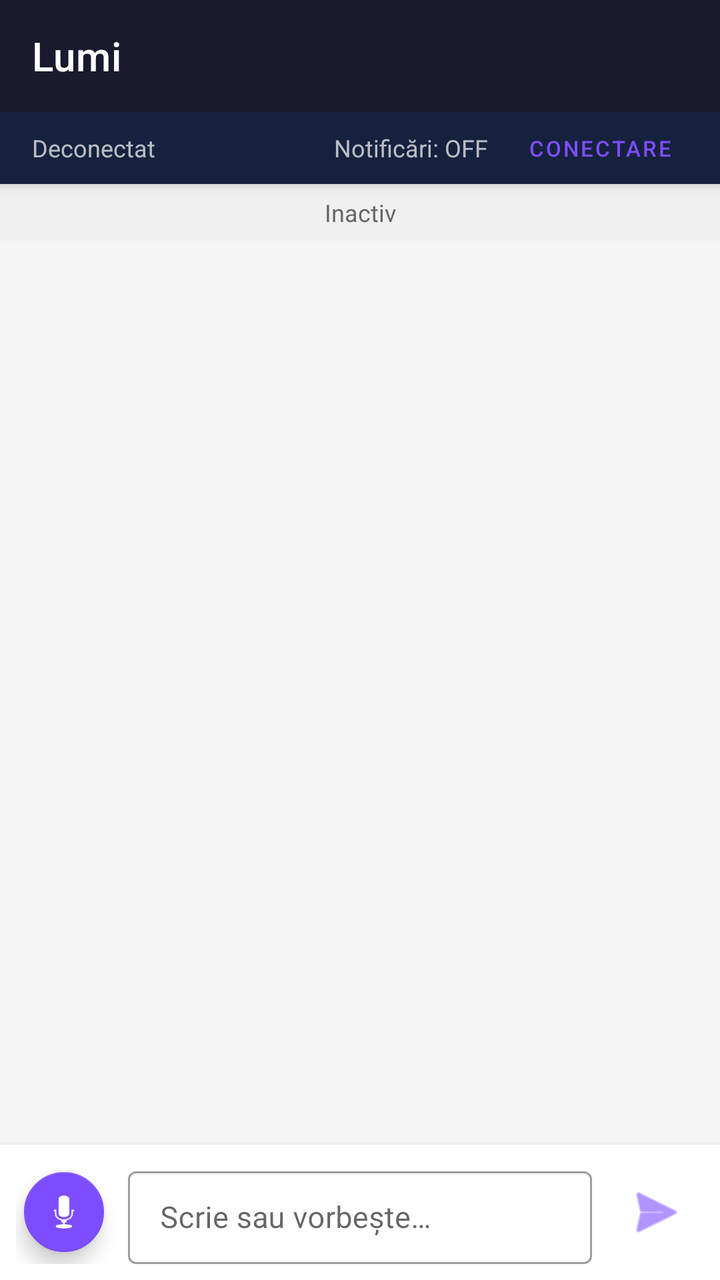
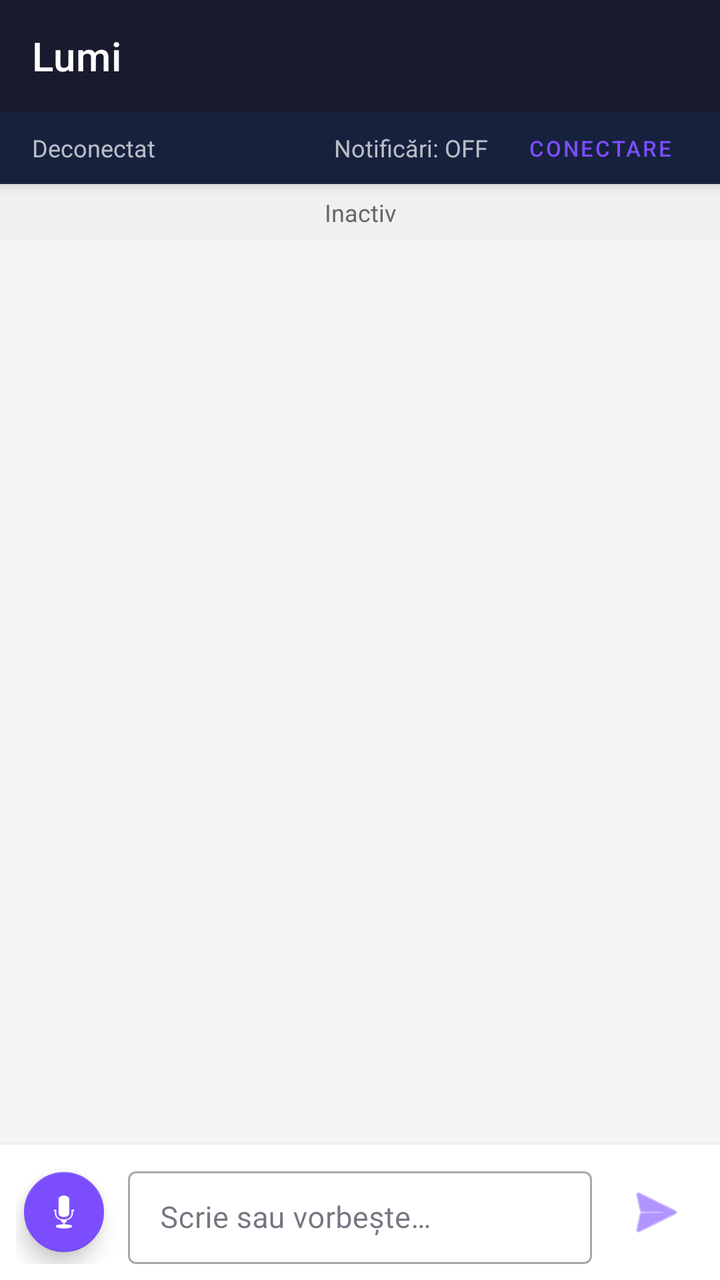

Before-and-after screenshots of an Android layout around one commit, followed by the original layout XML and the change that was made.
<!-- AndroidManifest.xml: application theme Theme.Lumi -->
<!-- res/layout/activity_main.xml -->
<?xml version="1.0" encoding="utf-8"?>
<androidx.coordinatorlayout.widget.CoordinatorLayout
    xmlns:android="http://schemas.android.com/apk/res/android"
    xmlns:app="http://schemas.android.com/apk/res-auto"
    android:layout_width="match_parent"
    android:layout_height="match_parent"
    android:background="@color/bg_main">

    <com.google.android.material.appbar.AppBarLayout
        android:id="@+id/appBarLayout"
        android:layout_width="match_parent"
        android:layout_height="wrap_content"
        android:theme="@style/ThemeOverlay.MaterialComponents.Dark.ActionBar">

        <androidx.appcompat.widget.Toolbar
            android:id="@+id/toolbar"
            android:layout_width="match_parent"
            android:layout_height="?attr/actionBarSize"
            android:background="@color/primary"
            app:title="Lumi"
            app:titleTextColor="@color/white"/>

        
        <LinearLayout
            android:layout_width="match_parent"
            android:layout_height="36dp"
            android:background="@color/primary_dark"
            android:gravity="center_vertical"
            android:orientation="horizontal"
            android:paddingStart="16dp"
            android:paddingEnd="16dp">

            <TextView
                android:id="@+id/tvBtStatus"
                android:layout_width="0dp"
                android:layout_height="wrap_content"
                android:layout_weight="1"
                android:text="Deconectat"
                android:textColor="@color/white_70"
                android:textSize="12sp"/>

            <TextView
                android:id="@+id/tvNotifStatus"
                android:layout_width="wrap_content"
                android:layout_height="wrap_content"
                android:layout_marginEnd="12dp"
                android:text="Notificări: OFF"
                android:textColor="@color/white_70"
                android:textSize="12sp"/>

            <Button
                android:id="@+id/btnConnect"
                style="@style/Widget.MaterialComponents.Button.TextButton"
                android:layout_width="wrap_content"
                android:layout_height="28dp"
                android:minHeight="0dp"
                android:paddingTop="0dp"
                android:paddingBottom="0dp"
                android:text="Conectare"
                android:textColor="@color/accent"
                android:textSize="11sp"/>

        </LinearLayout>

    </com.google.android.material.appbar.AppBarLayout>

    
    <LinearLayout
        android:layout_width="match_parent"
        android:layout_height="match_parent"
        android:orientation="vertical"
        app:layout_behavior="@string/appbar_scrolling_view_behavior">

        
        <ProgressBar
            android:id="@+id/progressBar"
            style="?android:attr/progressBarStyleHorizontal"
            android:layout_width="match_parent"
            android:layout_height="3dp"
            android:indeterminate="true"
            android:visibility="gone"
            android:progressTint="@color/accent"/>

        
        <TextView
            android:id="@+id/tvStatus"
            android:layout_width="match_parent"
            android:layout_height="wrap_content"
            android:background="@color/status_bg"
            android:gravity="center"
            android:padding="6dp"
            android:text="Inactiv"
            android:textColor="@color/text_secondary"
            android:textSize="12sp"
            android:visibility="visible"/>

        
        <androidx.recyclerview.widget.RecyclerView
            android:id="@+id/rvMessages"
            android:layout_width="match_parent"
            android:layout_height="0dp"
            android:layout_weight="1"
            android:clipToPadding="false"
            android:paddingTop="8dp"
            android:paddingBottom="8dp"
            android:scrollbars="vertical"/>

        
        <LinearLayout
            android:layout_width="match_parent"
            android:layout_height="wrap_content"
            android:background="@color/input_bg"
            android:elevation="4dp"
            android:gravity="center_vertical"
            android:orientation="horizontal"
            android:padding="8dp">

            <com.google.android.material.floatingactionbutton.FloatingActionButton
                android:id="@+id/fabMic"
                android:layout_width="wrap_content"
                android:layout_height="wrap_content"
                android:layout_marginEnd="8dp"
                android:contentDescription="Microfon"
                android:src="@android:drawable/ic_btn_speak_now"
                app:backgroundTint="@color/accent"
                app:fabSize="mini"
                app:tint="@color/white"/>

            <com.google.android.material.textfield.TextInputLayout
                android:layout_width="0dp"
                android:layout_height="wrap_content"
                android:layout_weight="1"
                style="@style/Widget.MaterialComponents.TextInputLayout.OutlinedBox.Dense">

                <com.google.android.material.textfield.TextInputEditText
                    android:id="@+id/etInput"
                    android:layout_width="match_parent"
                    android:layout_height="wrap_content"
                    android:hint="Scrie sau vorbește…"
                    android:inputType="textMultiLine|textCapSentences"
                    android:maxLines="4"
                    android:textSize="15sp"/>

            </com.google.android.material.textfield.TextInputLayout>

            <ImageButton
                android:id="@+id/btnSend"
                android:layout_width="48dp"
                android:layout_height="48dp"
                android:layout_marginStart="8dp"
                android:background="?attr/selectableItemBackgroundBorderless"
                android:contentDescription="Trimite"
                android:src="@android:drawable/ic_menu_send"
                app:tint="@color/accent"/>

        </LinearLayout>

    </LinearLayout>

</androidx.coordinatorlayout.widget.CoordinatorLayout>
<!-- resources referenced by this layout -->
<resources>
  <color name="accent">#7C4DFF</color>
  <color name="bg_main">#F5F5F5</color>
  <color name="input_bg">#FFFFFF</color>
  <color name="primary">#1A1A2E</color>
  <color name="primary_dark">#16213E</color>
  <color name="status_bg">#F0F0F0</color>
  <color name="text_secondary">#666666</color>
  <color name="white">#FFFFFF</color>
  <color name="white_70">#B3FFFFFF</color>
  <style name="Theme.Lumi" parent="Theme.MaterialComponents.DayNight.NoActionBar">
          <item name="colorPrimary">@color/primary</item>
          <item name="colorPrimaryVariant">@color/primary_dark</item>
          <item name="colorSecondary">@color/accent</item>
          <item name="colorOnPrimary">@color/white</item>
          <item name="android:statusBarColor">@color/primary_dark</item>
          <item name="android:navigationBarColor">@color/primary</item>
      </style>
</resources>

<!-- the commit's change to res/layout/activity_main.xml (unified diff, before → after) -->
@@ -139,6 +139,8 @@
                     android:hint="Scrie sau vorbește…"
                     android:inputType="textMultiLine|textCapSentences"
                     android:maxLines="4"
+                    android:textColor="#000000"
+                    android:textColorHint="#888888"
                     android:textSize="15sp"/>
 
             </com.google.android.material.textfield.TextInputLayout>
<!-- resource entries referenced after the edit -->
@@ -9,13 +9,18 @@
   <color name="text_secondary">#666666</color>
   <color name="white">#FFFFFF</color>
   <color name="white_70">#B3FFFFFF</color>
-  <style name="Theme.Lumi" parent="Theme.MaterialComponents.DayNight.NoActionBar">
+  <style name="Theme.Lumi" parent="Theme.MaterialComponents.Light.NoActionBar">
           <item name="colorPrimary">@color/primary</item>
           <item name="colorPrimaryVariant">@color/primary_dark</item>
           <item name="colorSecondary">@color/accent</item>
           <item name="colorOnPrimary">@color/white</item>
+          <item name="colorOnBackground">@color/text_primary</item>
+          <item name="colorOnSurface">@color/text_primary</item>
+          <item name="android:textColor">@color/text_primary</item>
+          <item name="android:editTextColor">@color/text_primary</item>
           <item name="android:statusBarColor">@color/primary_dark</item>
           <item name="android:navigationBarColor">@color/primary</item>
       </style>
+  <color name="text_primary">#1A1A2E</color>
 </resources>
 
